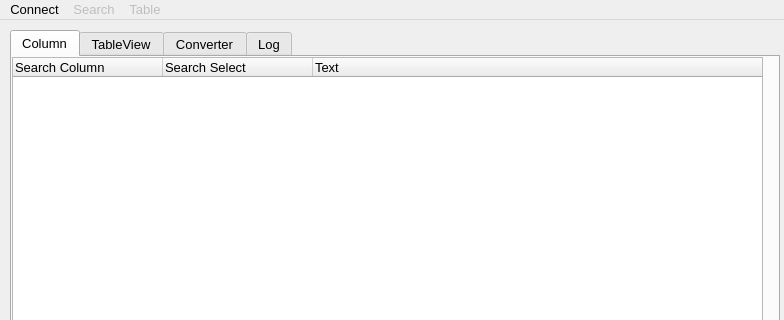
First picture: the form in PokeDBWindow.ui, repository plutorain/PokeDB, before the edit; both pictures show x 0 to 784 and y 0 to 320 of the 784 by 530 pixel window.
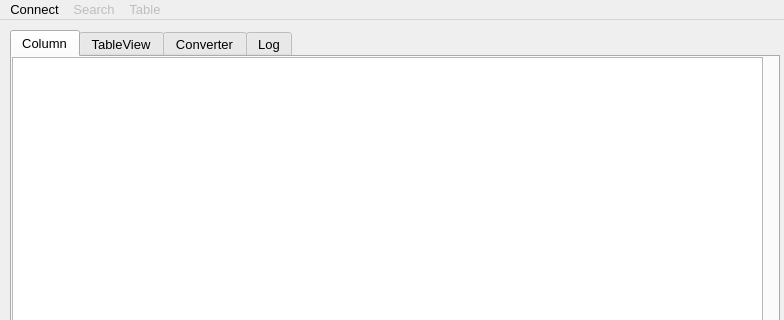
Second picture: the form after the edit.

```diff
--- a/PokeDBWindow.ui
+++ b/PokeDBWindow.ui
@@ -67,7 +67,7 @@
        <number>3</number>
       </property>
       <attribute name="headerVisible">
-       <bool>true</bool>
+       <bool>false</bool>
       </attribute>
       <attribute name="headerCascadingSectionResizes">
        <bool>true</bool>
```
